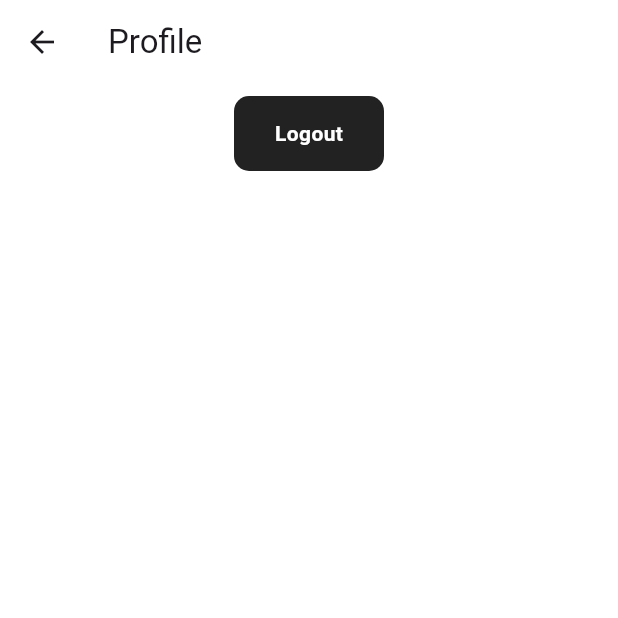
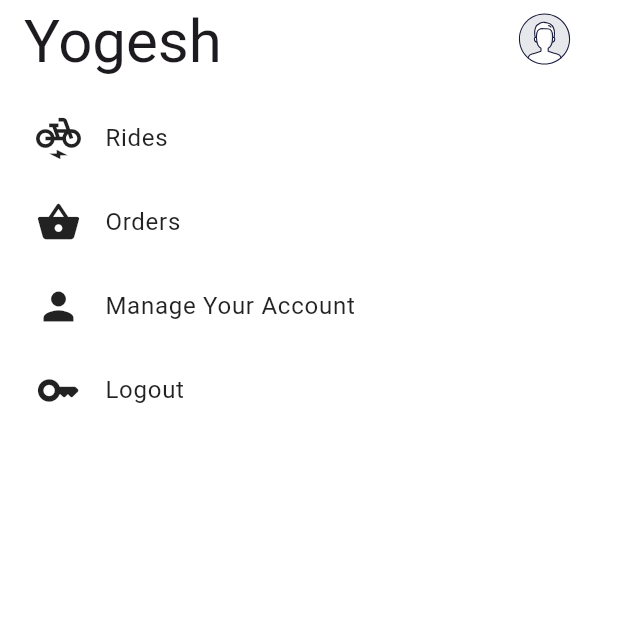
Before and after one commit to Yogesh-Jaisankar/wheel_and_meal, a Flutter app: the Profile screen opened directly, on a phone screen of 412 x 824 dp, the top half of it. Run offline on Flutter 3.47's test engine with Material 3 defaults, Android fonts, the phone set to English and light mode, and no system bars; our stand-ins replace geolocator, google_maps_flutter, location, lottie, shared_preferences; missing offline and left inert: mongo_dart, otpless_flutter; accounts and stored records are empty.

Commit message:
profile page added

```diff
--- a/lib/Screens/profile.dart
+++ b/lib/Screens/profile.dart
@@ -1,6 +1,8 @@
 import 'package:flutter/material.dart';
+import 'package:lottie/lottie.dart';
 import 'package:shared_preferences/shared_preferences.dart';
-import 'package:wheel_and_meal/Screens/PhoneAuth.dart'; // Adjust the import based on your directory structure
+import 'package:wheel_and_meal/Screens/PhoneAuth.dart';
+import 'package:wheel_and_meal/Screens/edituserdetails.dart'; // Adjust the import based on your directory structure
 
 class Profile extends StatefulWidget {
   const Profile({super.key});
@@ -27,34 +29,81 @@ class _ProfileState extends State<Profile> {
     return Scaffold(
       backgroundColor: Colors.white,
       appBar: AppBar(
-        title: const Text("Profile"),
+        centerTitle: false,
         backgroundColor: Colors.white,
+        title: Text(
+          "Yogesh",
+          style: TextStyle(fontSize: 40),
+        ),
+        actions: [
+          Lottie.asset("assets/userlogo.json", fit: BoxFit.cover),
+        ],
       ),
       body: Center(
         child: Padding(
           padding: const EdgeInsets.all(8.0),
+          child: SafeArea(
             child: Column(
               children: [
+                ListTile(
+                  leading: Icon(
+                    Icons.electric_bike,
+                    color: Colors.black87,
+                    size: 30,
+                  ),
+                  title: Text(
+                    "Rides",
+                    style: TextStyle(color: Colors.black87),
+                  ),
+                ),
+                ListTile(
+                  leading: Icon(
+                    Icons.shopping_basket_rounded,
+                    color: Colors.black87,
+                    size: 30,
+                  ),
+                  title: Text(
+                    "Orders",
+                    style: TextStyle(color: Colors.black87),
+                  ),
+                ),
+                GestureDetector(
+                  onTap: () {
+                    Navigator.push(
+                        context,
+                        MaterialPageRoute(
+                            builder: (context) => UserDetailsEdit()));
+                  },
+                  child: ListTile(
+                    leading: Icon(
+                      Icons.person,
+                      color: Colors.black87,
+                      size: 30,
+                    ),
+                    title: Text(
+                      "Manage Your Account",
+                      style: TextStyle(color: Colors.black87),
+                    ),
+                  ),
+                ),
                 GestureDetector(
                   onTap: () {
                     _logout();
                   },
-                child: Container(
-                  height: 50,
-                  width: 100,
-                  decoration: BoxDecoration(
+                  child: ListTile(
+                    leading: Icon(
+                      Icons.key_rounded,
                       color: Colors.black87,
-                      borderRadius: BorderRadius.circular(10)),
-                  child: Center(
-                    child: Text(
+                      size: 30,
+                    ),
+                    title: Text(
                       "Logout",
-                      style: TextStyle(
-                          color: Colors.white, fontWeight: FontWeight.bold),
+                      style: TextStyle(color: Colors.black87),
                     ),
                   ),
                 ),
-              )
               ],
+            ),
           ),
         ),
       ),
```
Also changed, not shown: lib/Screens/edituserdetails.dart (added, +124 -0 lines), lib/main.dart (+18 -20 lines). Lines whose indentation alone changed are shown as unchanged.
